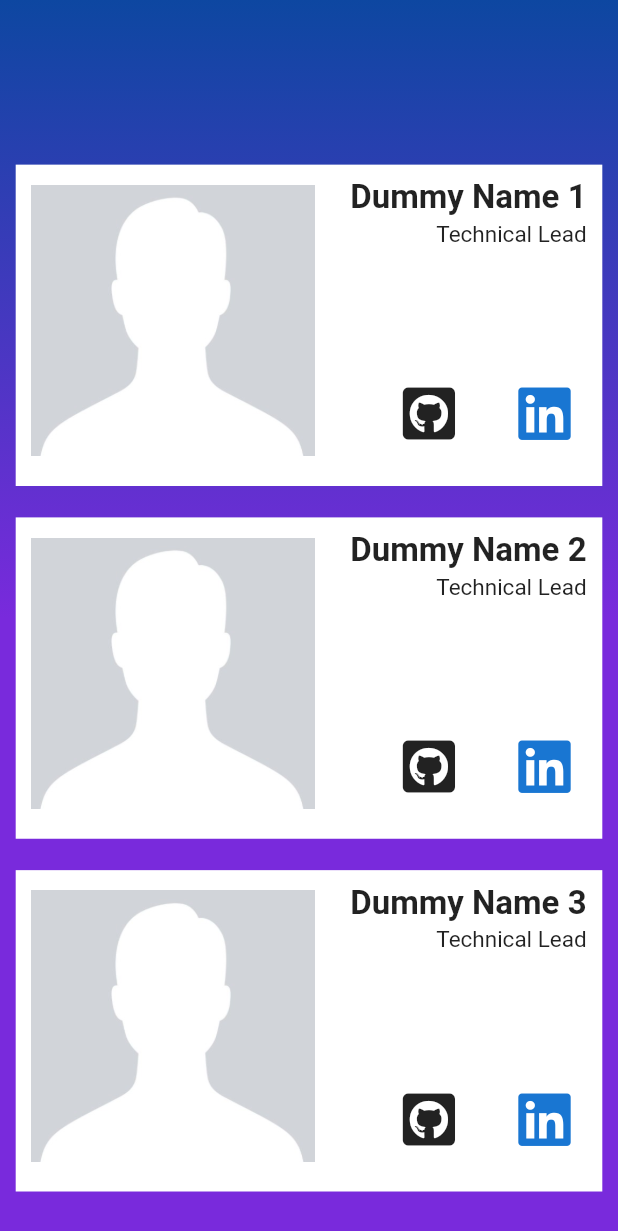
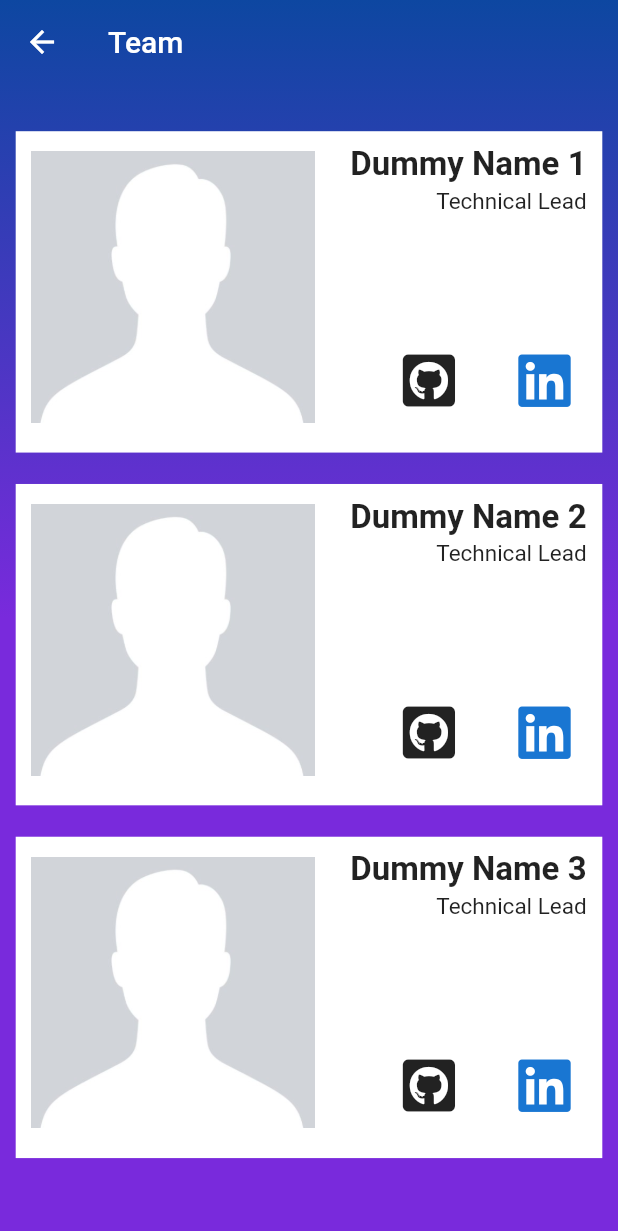
Before and after one commit to mlsa-amu/MLSA-AMU, a Flutter app: the TeamScreen screen opened directly, on a phone screen of 412 x 824 dp. Shown: the top 1231 px of the screen. Run offline on Flutter 3.47's test engine with Material 2 defaults, Android fonts, the phone set to English and light mode, and no system bars; our stand-ins replace font_awesome_flutter; network calls fail.

Commit message:
Created New AppBar for team-screen (#18)
* Created UI for TeamScreen

* Made UI dynamic, replaced SizedBox with Padding

* Formatted the team_screen.dart file

* Made the changes requested

* Made changes to the Appbar - team-screen

Co-authored-by: shashank <shash.201cs257@gmail.com>

```diff
--- a/lib/screens/team_screen.dart
+++ b/lib/screens/team_screen.dart
@@ -20,9 +20,18 @@ class TeamScreen extends StatelessWidget {
         ),
       ),
       child: Scaffold(
+        appBar: AppBar(
+          title: Text(
+            'Team',
+            style: TextStyle(color: Colors.white),
+            textAlign: TextAlign.left,
+          ),
+          backgroundColor: Colors.transparent,
+          elevation: 0,
+        ),
         backgroundColor: Colors.transparent,
         body: SafeArea(
-          minimum: EdgeInsets.only(top: width * 0.241),
+          minimum: EdgeInsets.only(top: width * 0.051),
           child: ListView.builder(
             itemCount: memberDetails.length,
             itemBuilder: (context, index) {
```
